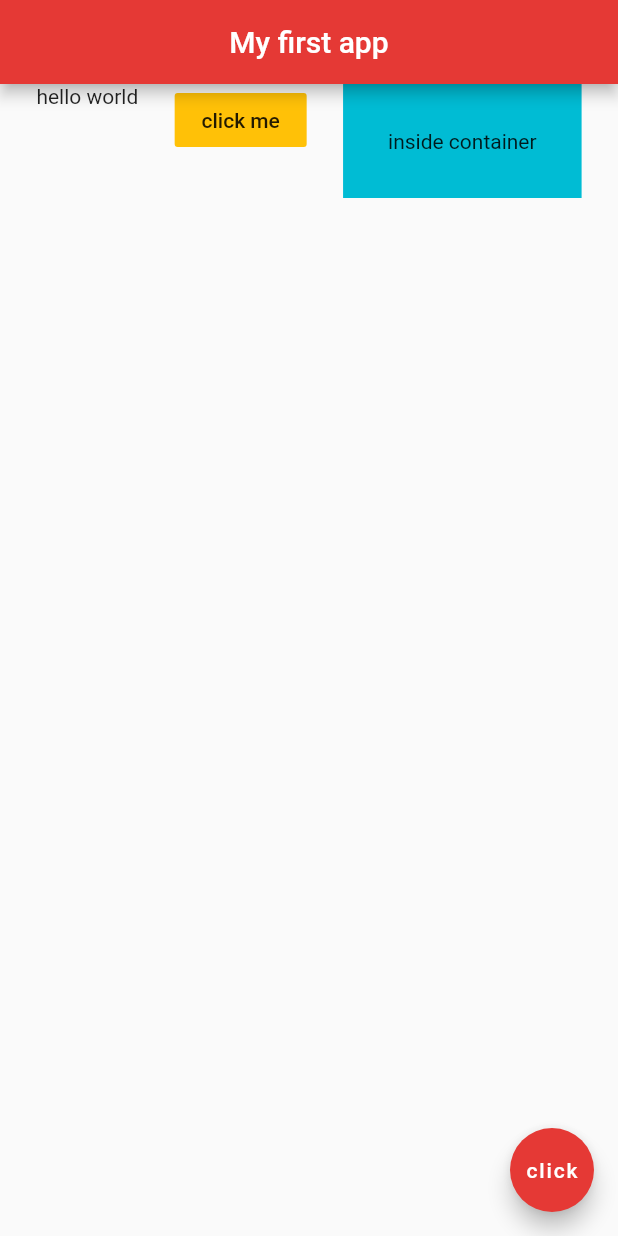
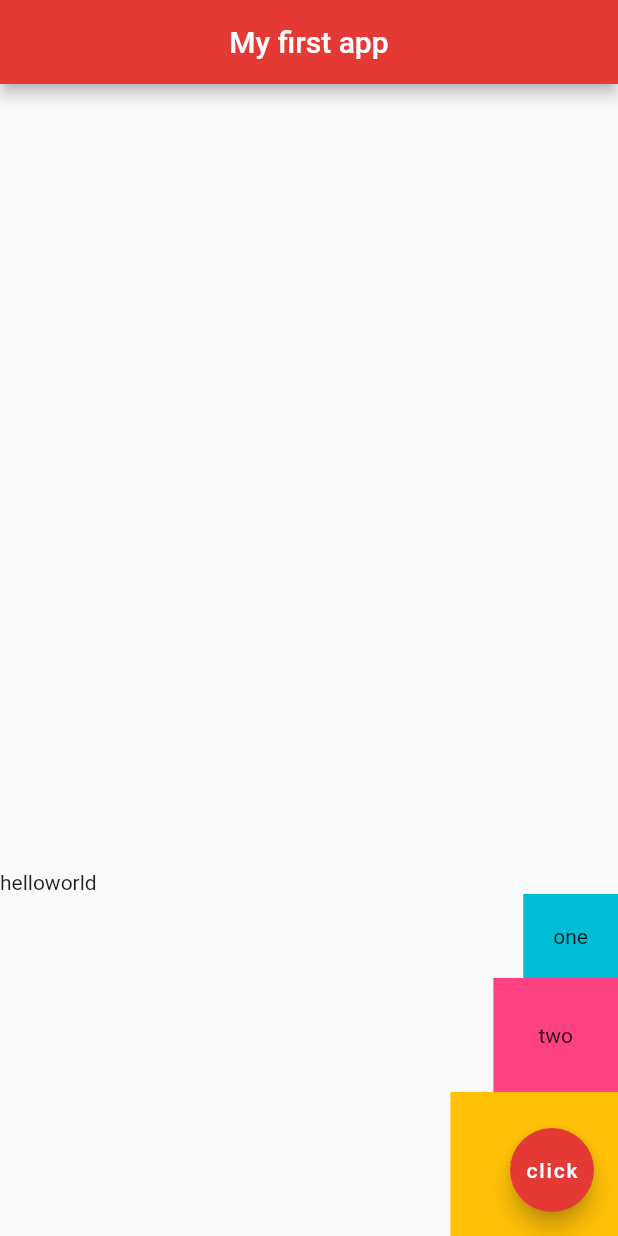
Before and after one commit to tygore587/flutterTutorial, a Flutter app: the screen it shows after launch, on a phone screen of 412 x 824 dp. Run offline on Flutter 3.47's test engine with Material 2 defaults, Android fonts, the phone set to English and light mode, and no system bars.

Commit message:
column, end of video 12

```diff
--- a/lib/main.dart
+++ b/lib/main.dart
@@ -11,25 +11,36 @@ class Home extends StatelessWidget {
           centerTitle: true,
           backgroundColor: Colors.red[600],
         ),
-      body: Row(
-        mainAxisAlignment: MainAxisAlignment.spaceEvenly,
-        crossAxisAlignment: CrossAxisAlignment.start,
+        body: Column(
+          mainAxisAlignment: MainAxisAlignment.end,
+          crossAxisAlignment: CrossAxisAlignment.end,
           children: <Widget>[
-          Text('hello world'),
-          FlatButton(
-            onPressed: () {},
+            Row(
+              children: <Widget>[
+                Text('hello'),
+                Text('world'),
+              ],
+            ),
+            Container(
+              padding: EdgeInsets.all(20),
+              color: Colors.cyan,
+              child: Text('one'),
+            ),
+            Container(
+              padding: EdgeInsets.all(30),
+              color: Colors.pinkAccent,
+              child: Text('two'),
+            ),
+            Container(
+              padding: EdgeInsets.all(40),
               color: Colors.amber,
-            child: Text('click me'),
-          ),
-          Container (
-            color: Colors.cyan,
-            padding: EdgeInsets.all(30),
-            child: Text('inside container'),
+              child: Text('three'),
             )
           ],
         ),
         floatingActionButton: FloatingActionButton(
-        onPressed: () {},
+        onPressed: ()
+    {},
     child: Text('click'),
     backgroundColor: Colors.red[600],
     ),
```
Lines whose indentation alone changed are shown as unchanged.
